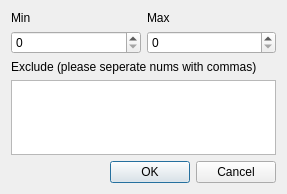
Above: Settings_window.ui from matthew1115/Rand-num-picker before the change. Below: the same form after it.
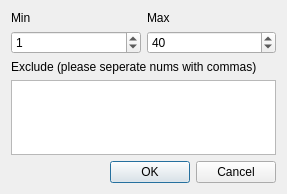
That is the form after the change.

Patch:
```diff
--- a/Settings_window.ui
+++ b/Settings_window.ui
@@ -39,10 +39,18 @@
         </widget>
        </item>
        <item row="1" column="0">
-        <widget class="QSpinBox" name="spinBox_min"/>
+        <widget class="QSpinBox" name="spinBox_min">
+         <property name="value">
+          <number>1</number>
+         </property>
+        </widget>
        </item>
        <item row="1" column="1">
-        <widget class="QSpinBox" name="spinBox_max"/>
+        <widget class="QSpinBox" name="spinBox_max">
+         <property name="value">
+          <number>40</number>
+         </property>
+        </widget>
        </item>
        <item row="2" column="0" colspan="2">
         <widget class="QLabel" name="label_3">
```
